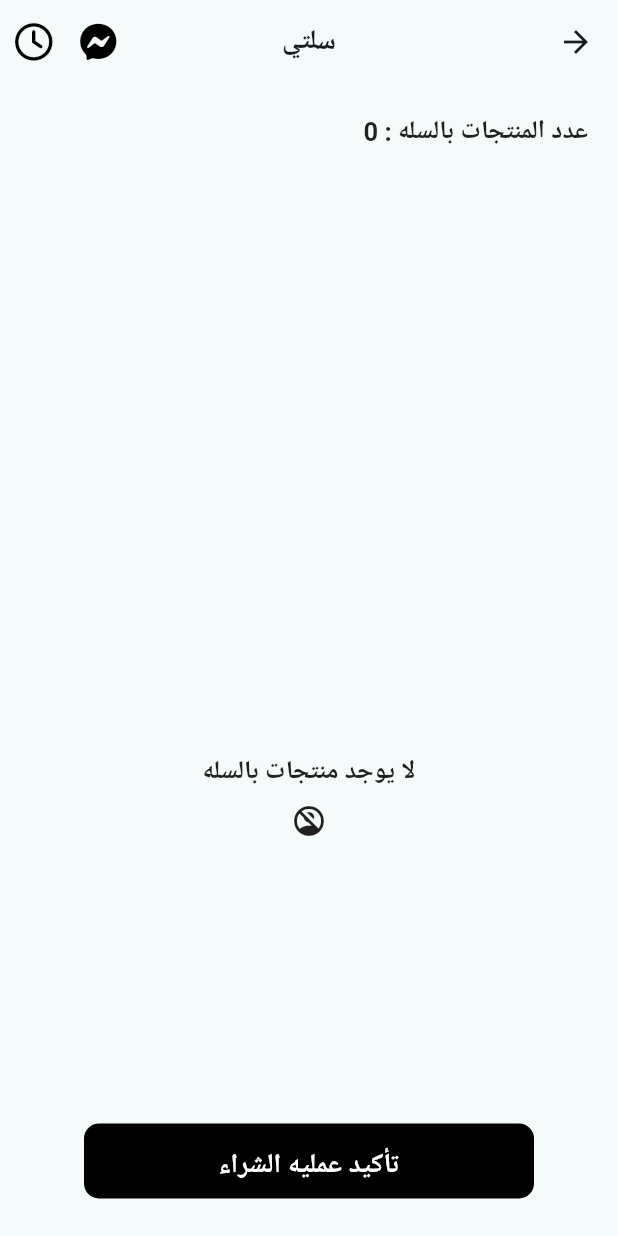
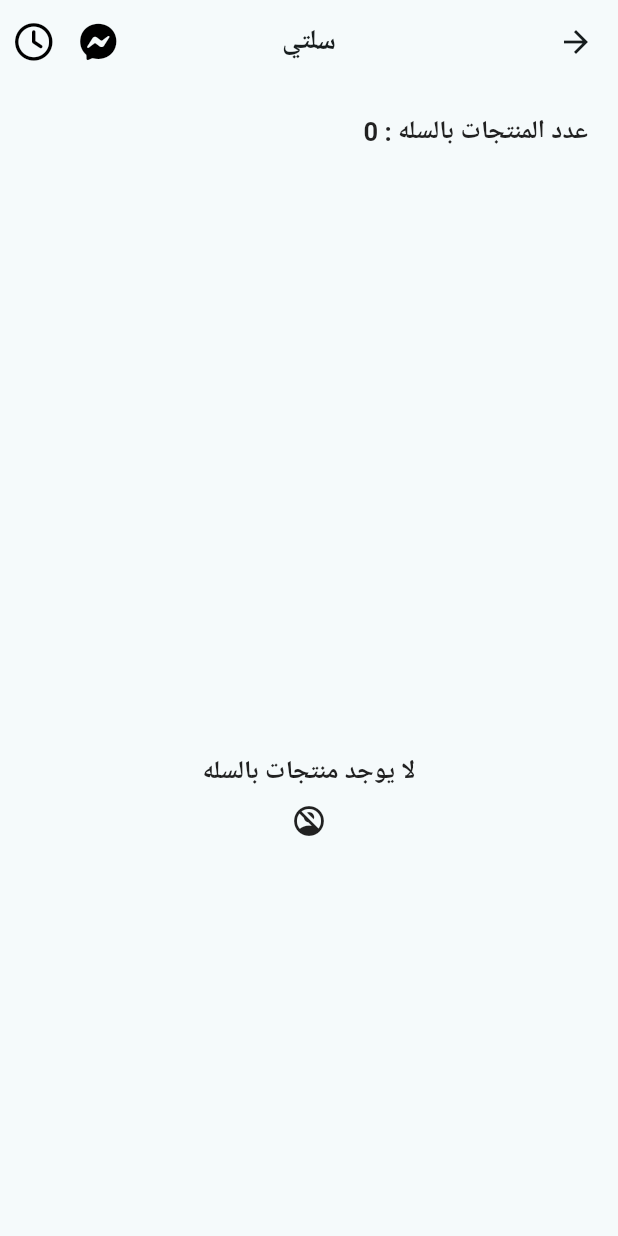
Before and after one commit to HazemSala7/Fawry_Husen, a Flutter app: the Cart screen opened directly, on a phone screen of 412 x 824 dp. Run offline on Flutter 3.47's test engine with Material 2 defaults, Android fonts, the phone set to English and light mode, and no system bars; our stand-ins replace cached_network_image, carousel_slider, cloud_firestore, confetti, connectivity_plus, dots_indicator and 31 more; missing offline and left inert: add_to_cart_animation, bouncerwidget, flutter_facebook_auth, json_path; accounts and stored records are empty; generated files the repository leaves out were written again; Roboto replaces fonts that are missing (Tajawal).

Commit message:
add last changes

```diff
--- a/lib/pages/cart/cart.dart
+++ b/lib/pages/cart/cart.dart
@@ -144,7 +144,9 @@ class _CartState extends State<Cart> {
                 ),
               ),
             ),
-            Material(
+            Visibility(
+              visible: cartItems.length == 0 ? false : true,
+              child: Material(
                 child: Container(
                     width: MediaQuery.of(context).size.width,
                     height: 100,
@@ -160,8 +162,10 @@ class _CartState extends State<Cart> {
                             bool allAvailable = true;
 
                             for (var i = 0; i < cartItems.length; i++) {
-                            bool availability = await checkProductAvailability(
-                                cartItems[i].productId, cartItems[i].type);
+                              bool availability =
+                                  await checkProductAvailability(
+                                      cartItems[i].productId,
+                                      cartItems[i].type);
                               if (availability == false) {
                                 Fluttertoast.showToast(
                                     msg:
@@ -188,6 +192,7 @@ class _CartState extends State<Cart> {
                           ButtonColor: Colors.black,
                           NameColor: Colors.white),
                     )),
+              ),
             ),
           ],
         );
--- a/lib/services/dialogs/checkout/checkout.dart
+++ b/lib/services/dialogs/checkout/checkout.dart
@@ -72,7 +72,7 @@ class _CheckoutBottomDialogState extends State<CheckoutBottomDialog> {
             child: Column(
               children: [
                 Container(
-                    height: 530 - _progress * 25,
+                    height: 535 - _progress * 25,
                     width: double.infinity,
                     decoration: BoxDecoration(boxShadow: [
                       BoxShadow(
```
Lines whose indentation alone changed are shown as unchanged.
